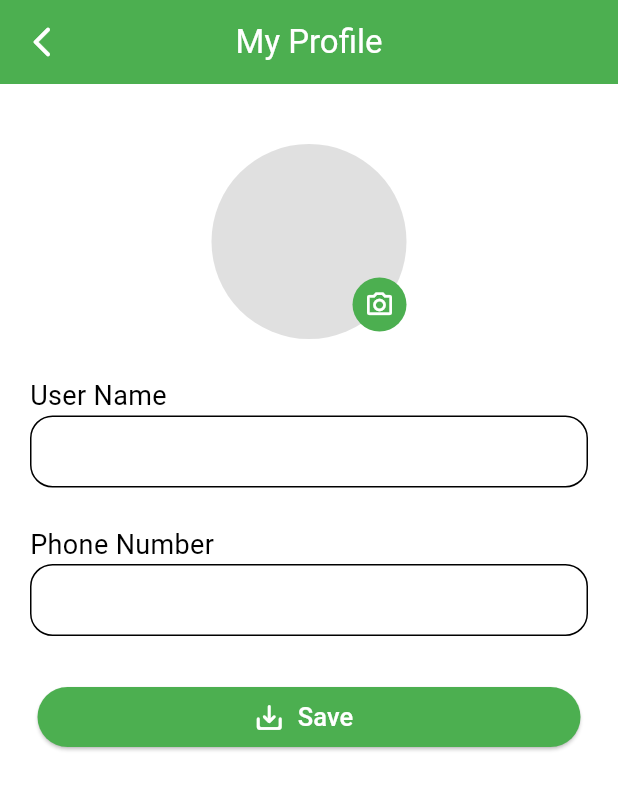
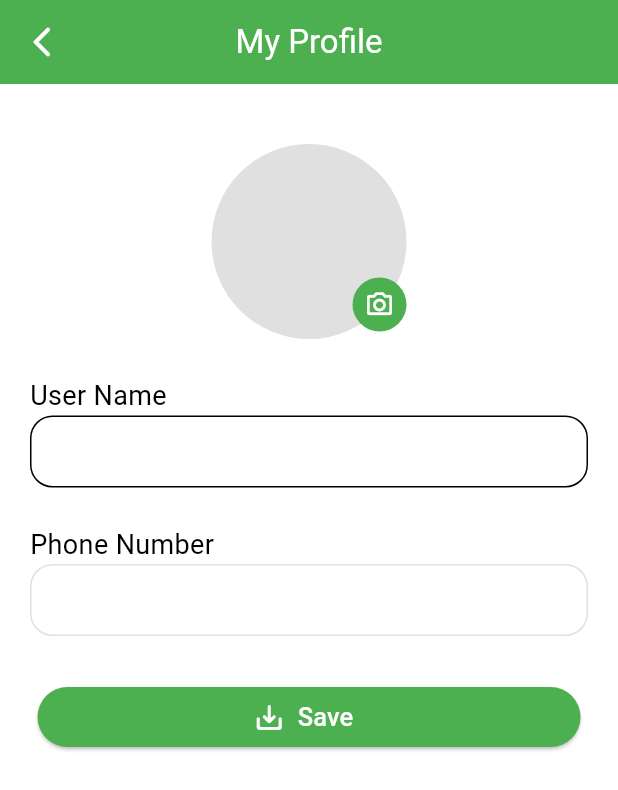
Before and after one commit to ADITYAbasude/Kirana, a Flutter app: the ProfileScreen screen opened directly, after a tap on "My Profile", on a phone screen of 412 x 824 dp. Shown: the top 790 px of the screen. Run offline on Flutter 3.47's test engine with Material 2 defaults, Android fonts, the light colour scheme and no system bars; our stand-ins replace cached_network_image, cloud_firestore, firebase_auth, firebase_core, firebase_database, firebase_storage and 11 more; missing offline and left inert: dart:ffi, day_night_time_picker, geocoder; accounts and stored records are empty; network calls fail; Roboto replaces fonts that are missing (OpenSens).

Commit message:
final changes

```diff
--- a/lib/screens/profile/my_profile_screen.dart
+++ b/lib/screens/profile/my_profile_screen.dart
@@ -1,5 +1,7 @@
 import 'dart:io';
 
+import 'package:firebase_database/firebase_database.dart';
+import 'package:firebase_storage/firebase_storage.dart';
 import 'package:flutter/material.dart';
 import 'package:flutter/services.dart';
 import 'package:Kirana/constants/SystemColors.dart';
@@ -14,17 +16,24 @@ class MyProfileScreen extends StatefulWidget {
   State<MyProfileScreen> createState() => gallery();
 }
 
+class gallery extends State<MyProfileScreen> {
+  Future<dynamic> username = UserData.userName(uid);
+
   var _image;
 
 //text controllers
   final _userNameController = TextEditingController();
   final _phoneNumberController = TextEditingController();
 
-class gallery extends State<MyProfileScreen> {
-  Future<dynamic> username = UserData.userName(uid);
-
   @override
   void initState() {
+    UserData.userData(uid).then((value) {
+      setState(() {
+        _image = value['user_image'];
+      });
+      _userNameController.text = value['name'];
+      _phoneNumberController.text = value['phone_number'];
+    });
     super.initState();
   }
 
@@ -72,14 +81,21 @@ class gallery extends State<MyProfileScreen> {
                             )
                           : ClipRRect(
                               borderRadius: BorderRadius.circular(100),
-                              child: Image.file(
+                              child: _image.toString().contains('https')
+                                  ? Image.network(
                                       _image,
                                       width: 130,
                                       height: 130,
                                       fit: BoxFit.cover,
-                                filterQuality: FilterQuality.high,
-                              ),
-                            )),
+                                      filterQuality: FilterQuality.medium,
+                                    )
+                                  : Image.file(
+                                      _image,
+                                      width: 130,
+                                      height: 130,
+                                      fit: BoxFit.cover,
+                                      filterQuality: FilterQuality.medium,
+                                    ))),
                   Positioned(
                       bottom: 5,
                       right: 0,
@@ -148,13 +164,16 @@ class gallery extends State<MyProfileScreen> {
                     controller: _phoneNumberController,
                     keyboardType: TextInputType.number,
                     style: const TextStyle(height: 1),
+                    enabled: false,
                     cursorHeight: 20,
                     decoration: InputDecoration(
                       hintText: "",
+                      border: OutlineInputBorder(
+                          borderRadius: BorderRadius.circular(15),
+                          borderSide: BorderSide(color: mainColor, width: 2)),
                       focusedBorder: OutlineInputBorder(
                           borderRadius: BorderRadius.circular(15),
-                          borderSide: BorderSide(
-                              color: Theme.of(context).primaryColor, width: 2)),
+                          borderSide: BorderSide(color: mainColor, width: 2)),
                       enabledBorder: OutlineInputBorder(
                         borderRadius: BorderRadius.circular(15),
                       ),
@@ -168,7 +187,9 @@ class gallery extends State<MyProfileScreen> {
               child: ElevatedButton.icon(
                   style: ButtonStyle(
                       backgroundColor: MaterialStateProperty.all(mainColor)),
-                  onPressed: () {},
+                  onPressed: () {
+                    _uploadUserImageToDb();
+                  },
                   icon: const Icon(
                     Icons.save_alt_rounded,
                     color: Colors.white,
@@ -198,4 +219,18 @@ class gallery extends State<MyProfileScreen> {
       _image = tempImage;
     });
   }
+
+  _uploadUserImageToDb() async {
+    if (_image == null) return null;
+    await FirebaseStorage.instance
+        .ref('userImages/$uid')
+        .putFile(_image)
+        .then((value) => value.ref.getDownloadURL().then((value) {
+              FirebaseDatabase.instance.ref('users/$uid/info').update({
+                'user_image': value,
+                'name': _userNameController.text,
+                'phone_number': _phoneNumberController.text,
+              });
+            }));
   }
+}
--- a/lib/screens/profile/profile_screen.dart
+++ b/lib/screens/profile/profile_screen.dart
@@ -52,7 +52,18 @@ final differentColors = [
 ];
 
 class _ProfileScreenState extends State<ProfileScreen> {
-  Future<dynamic> username = UserData.userName(uid);
+  var _image;
+  late String userName = "";
+  @override
+  void initState() {
+    UserData.userData(uid).then((value) {
+      setState(() {
+        _image = value['user_image'];
+        userName = value['name'];
+      });
+    });
+    super.initState();
+  }
 
   @override
   Widget build(BuildContext context) {
@@ -78,13 +89,23 @@ class _ProfileScreenState extends State<ProfileScreen> {
                   child: Stack(
                     children: [
                       Container(
-                          child: Container(
+                          child: _image == null
+                              ? Container(
                                   width: 130,
                                   height: 130,
                                   decoration: BoxDecoration(
                                       color: Colors.grey[300],
                                       borderRadius: BorderRadius.circular(100)),
-                      )),
+                                )
+                              : ClipRRect(
+                                  borderRadius: BorderRadius.circular(100),
+                                  child: Image.network(
+                                    _image,
+                                    width: 130,
+                                    height: 130,
+                                    fit: BoxFit.cover,
+                                    filterQuality: FilterQuality.medium,
+                                  ))),
                       Visibility(
                           visible: true,
                           child: Positioned(
@@ -108,30 +129,13 @@ class _ProfileScreenState extends State<ProfileScreen> {
                 Container(
                   margin: const EdgeInsets.only(top: 15),
                   alignment: Alignment.center,
-                  child: FutureBuilder(
-                      future: username,
-                      builder: (context, snapshot) {
-                        if (snapshot.hasData) {
-                          return Text(
-                            snapshot.data.toString(),
+                  child: Text(userName,
                       textAlign: TextAlign.center,
                       style: const TextStyle(
                         color: Colors.black,
                         fontSize: 25,
                         fontWeight: FontWeight.bold,
-                            ),
-                          );
-                        } else {
-                          return const Text(
-                            "",
-                            style: TextStyle(
-                              color: Colors.black,
-                              fontSize: 18,
-                              // fontWeight: FontWeight.w500,
-                            ),
-                          );
-                        }
-                      }),
+                      )),
                 ),
 
                 Divider(
--- a/lib/screens/splash/splash_screen.dart
+++ b/lib/screens/splash/splash_screen.dart
@@ -152,11 +152,15 @@ class _SplashScreenState extends State<SplashScreen> {
     }
   }
 
+  void _mostOrderedProductsInTheApp() async {
+    _showProgressBar = true;
+  }
+
   @override
   Widget build(BuildContext context) {
     if (_showProgressBar == false) {
       Timer(
-          Duration(seconds: 1),
+          Duration(milliseconds: 500),
           () => {
                 if (auth != null)
                   {
--- /dev/null
+++ b/lib/todo.txt
@@ -0,0 +1,4 @@
+some new features i have to add in future or after the some time.
+
+That features are:
+1). custom alert/toast
--- a/lib/utils/get_info.dart
+++ b/lib/utils/get_info.dart
@@ -15,6 +15,18 @@ class UserData {
     var data = a.snapshot.value as Map;
 
     return data['name'];
+  }
+
+  static Future<dynamic> userData(String uid) async {
+    var a = await FirebaseDatabase.instance
+        .ref('users')
+        .child(uid)
+        .child('info')
+        .once();
+
+    var data = a.snapshot.value as Map;
+
+    return data;
   }
 
   static Future<dynamic> getSellerName(String sellerId) async {
--- a/lib/widget/add_review_widget.dart
+++ b/lib/widget/add_review_widget.dart
@@ -52,7 +52,7 @@ class _AddReviewWidgetState extends State<AddReviewWidget> {
         .set(addReview)
         .then((value) {
       _review.text = "";
-      widget.reviewCallBack(addReview);
+      widget.reviewCallBack(addReview, _ratingByUser);
       showSnackBar(context, "Thanks for reviewing");
     });
   }
--- a/lib/widget/product_card_widget.dart
+++ b/lib/widget/product_card_widget.dart
@@ -49,6 +49,7 @@ class _ProductCardWidgetState extends State<ProductCardWidget> {
                     borderRadius: BorderRadius.circular(10),
                     child: Image.network(
                       widget.productData['product_image'],
+                      filterQuality: FilterQuality.none,
                       fit: BoxFit.cover,
                       width: 150,
                       height: 120,
--- a/lib/widget/product_manage_widget.dart
+++ b/lib/widget/product_manage_widget.dart
@@ -159,7 +159,6 @@ class _ProductManageWidgetState extends State<ProductManageWidget> {
             .child('info')
             .set(addProductObject)
             .whenComplete(() {
-          showSnackBar(context, "Product successfully added");
           setState(() {
             _loading = false;
             _image = null;
@@ -359,12 +358,13 @@ class _ProductManageWidgetState extends State<ProductManageWidget> {
                                         borderSide: BorderSide(width: 2))),
                               ),
                             ),
-
                             // unit of product
                             Container(
                               margin: const EdgeInsets.only(left: 10),
                               width: (ScreenWidth / 2) - 10,
                               child: DropdownButtonFormField(
+                                  dropdownColor: Colors.green[100],
+                                  borderRadius: BorderRadius.circular(10),
                                   decoration: const InputDecoration(
                                       border: OutlineInputBorder(),
                                       label: Text("Units")),
```
Also changed, not shown: lib/screens/home/product_detailed_screen.dart (+7 -3 lines), lib/screens/profile/notification_screen.dart (+25 -0 lines), lib/tools/custom_toast.dart (added, +63 -0 lines), 2 other files. Lines whose indentation alone changed are shown as unchanged.
